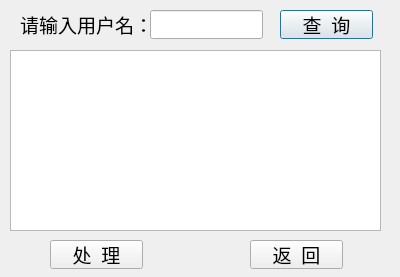
Old version of the form punishmentdialog.ui in the repository NorthSecond/LibraryManagementSystem.
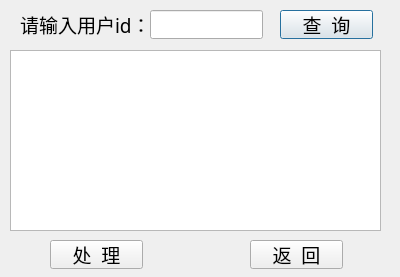
New version of the form.

```diff
--- a/punishmentdialog.ui
+++ b/punishmentdialog.ui
@@ -29,7 +29,7 @@
     </font>
    </property>
    <property name="text">
-    <string>请输入用户名：</string>
+    <string>请输入用户id：</string>
    </property>
   </widget>
   <widget class="QLineEdit" name="uname_edt">
```
